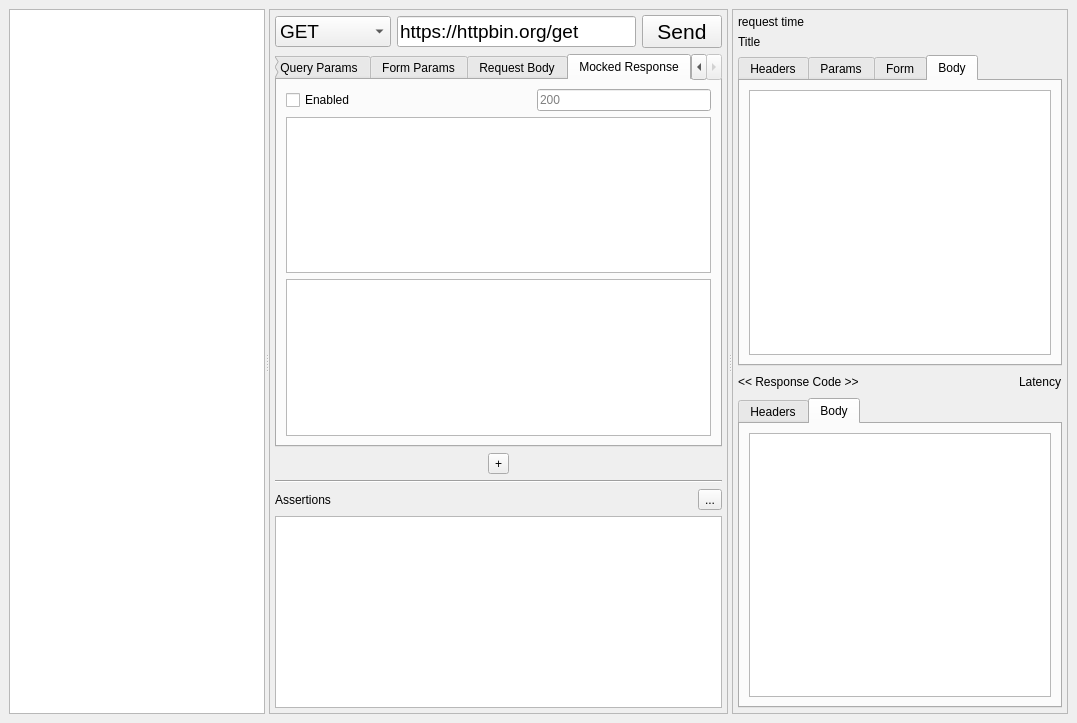
Before: the Qt Designer form resources/ui/base_window.ui in namuan/http-rider, drawn with Qt 5.
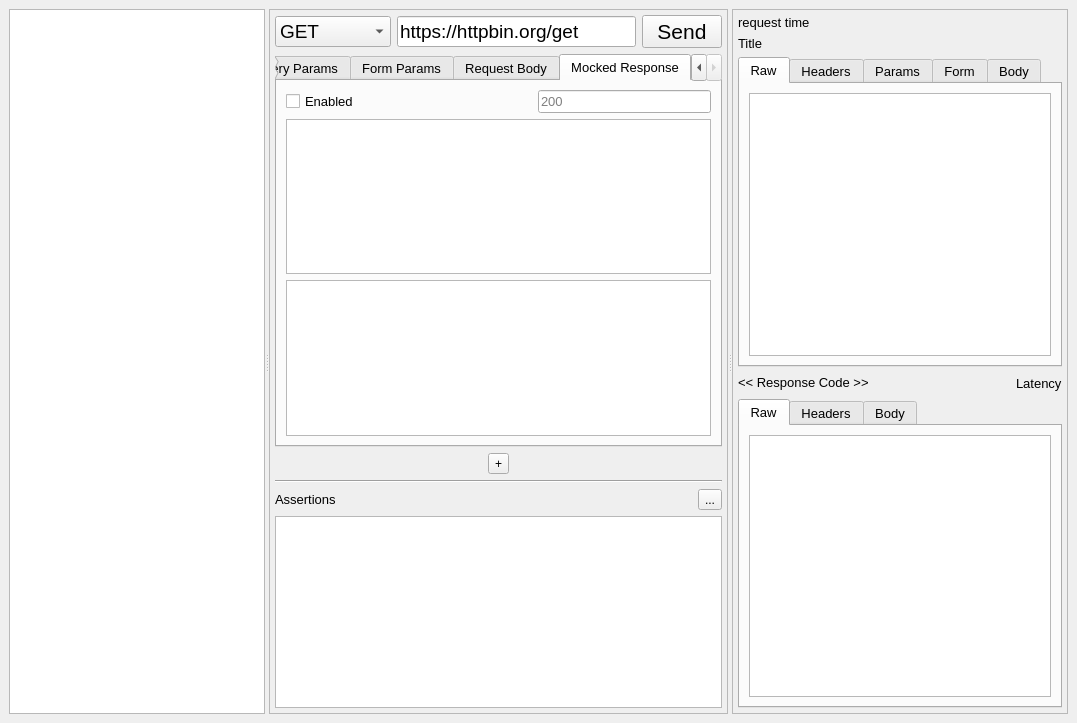
After: the same form once the commit is applied. The open tabs and pages were chosen to show the change. Custom widgets are drawn as their Qt base class.

Commit message: [Feature] Added Raw Request/Response rendering [Improv] Refactored more files to absolute imports [Improv] Changed font size to 10

Diff of the .ui file:
```diff
--- a/resources/ui/base_window.ui
+++ b/resources/ui/base_window.ui
@@ -151,6 +151,11 @@
             <verstretch>1</verstretch>
            </sizepolicy>
           </property>
+          <property name="font">
+           <font>
+            <pointsize>10</pointsize>
+           </font>
+          </property>
           <property name="currentIndex">
            <number>0</number>
           </property>
@@ -271,10 +276,21 @@
              </layout>
             </item>
             <item>
-             <widget class="QListWidget" name="lst_mocked_response_headers"/>
+             <widget class="QListWidget" name="lst_mocked_response_headers">
+              <property name="font">
+               <font>
+                <pointsize>10</pointsize>
+               </font>
+              </property>
+             </widget>
             </item>
             <item>
              <widget class="CompletionPlainTextEdit" name="txt_mocked_response_body">
+              <property name="font">
+               <font>
+                <pointsize>10</pointsize>
+               </font>
+              </property>
               <property name="placeholderText">
                <string/>
               </property>
@@ -306,6 +322,11 @@
          <layout class="QHBoxLayout" name="horizontalLayout_4">
           <item>
            <widget class="QLabel" name="label">
+            <property name="font">
+             <font>
+              <pointsize>10</pointsize>
+             </font>
+            </property>
             <property name="text">
              <string>Assertions</string>
             </property>
@@ -364,6 +385,11 @@
           </property>
           <item>
            <widget class="QLabel" name="lbl_request_time">
+            <property name="font">
+             <font>
+              <pointsize>10</pointsize>
+             </font>
+            </property>
             <property name="text">
              <string>request time</string>
             </property>
@@ -375,6 +401,11 @@
          <layout class="QHBoxLayout" name="horizontalLayout_7">
           <item>
            <widget class="QLabel" name="lbl_request_title">
+            <property name="font">
+             <font>
+              <pointsize>10</pointsize>
+             </font>
+            </property>
             <property name="text">
              <string>Title</string>
             </property>
@@ -387,9 +418,33 @@
         </item>
         <item>
          <widget class="QTabWidget" name="tabWidget_3">
+          <property name="font">
+           <font>
+            <pointsize>10</pointsize>
+           </font>
+          </property>
           <property name="currentIndex">
-           <number>3</number>
+           <number>0</number>
           </property>
+          <widget class="QWidget" name="tab_8">
+           <attribute name="title">
+            <string>Raw</string>
+           </attribute>
+           <layout class="QHBoxLayout" name="horizontalLayout_17">
+            <item>
+             <widget class="QPlainTextEdit" name="txt_raw_request">
+              <property name="font">
+               <font>
+                <pointsize>10</pointsize>
+               </font>
+              </property>
+              <property name="readOnly">
+               <bool>true</bool>
+              </property>
+             </widget>
+            </item>
+           </layout>
+          </widget>
           <widget class="QWidget" name="tab">
            <attribute name="title">
             <string>Headers</string>
@@ -494,6 +549,11 @@
          <layout class="QHBoxLayout" name="horizontalLayout_8">
           <item>
            <widget class="QLabel" name="lbl_response_code">
+            <property name="font">
+             <font>
+              <pointsize>10</pointsize>
+             </font>
+            </property>
             <property name="text">
              <string>&lt;&lt; Response Code &gt;&gt;</string>
             </property>
@@ -514,6 +574,11 @@
           </item>
           <item>
            <widget class="QLabel" name="lbl_response_latency">
+            <property name="font">
+             <font>
+              <pointsize>10</pointsize>
+             </font>
+            </property>
             <property name="text">
              <string>Latency</string>
             </property>
@@ -523,9 +588,33 @@
         </item>
         <item>
          <widget class="QTabWidget" name="tabWidget_4">
+          <property name="font">
+           <font>
+            <pointsize>10</pointsize>
+           </font>
+          </property>
           <property name="currentIndex">
-           <number>1</number>
+           <number>0</number>
           </property>
+          <widget class="QWidget" name="tab_9">
+           <attribute name="title">
+            <string>Raw</string>
+           </attribute>
+           <layout class="QHBoxLayout" name="horizontalLayout_18">
+            <item>
+             <widget class="QPlainTextEdit" name="txt_raw_response">
+              <property name="font">
+               <font>
+                <pointsize>10</pointsize>
+               </font>
+              </property>
+              <property name="readOnly">
+               <bool>true</bool>
+              </property>
+             </widget>
+            </item>
+           </layout>
+          </widget>
           <widget class="QWidget" name="tab_4">
            <attribute name="title">
             <string>Headers</string>
```
Left out of the diff: 41 changed lines with no effect on the pictures. The commit also changes 56 other files.
